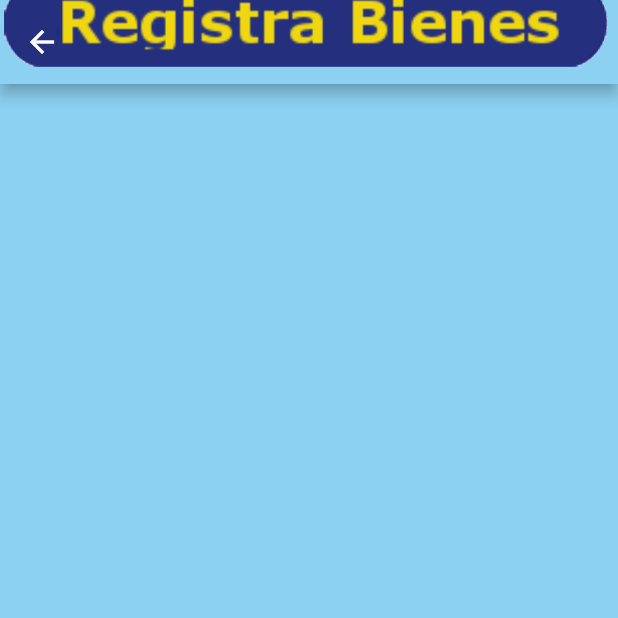
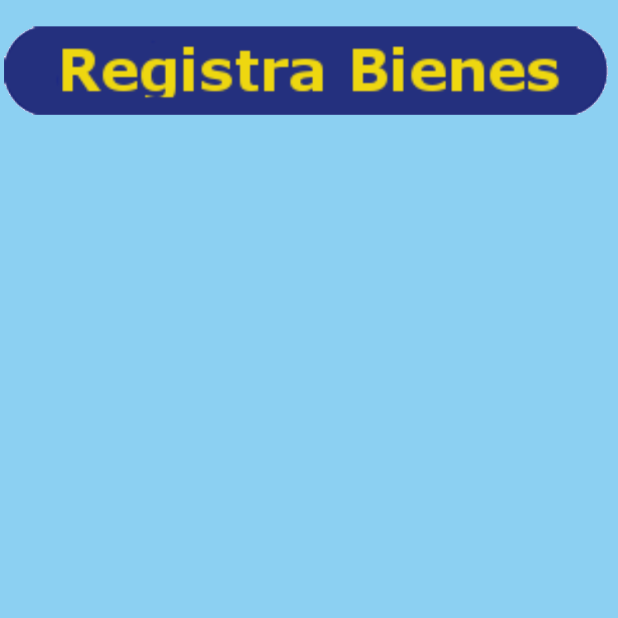
Before and after one commit to jsepulvedai1/Registralo, a Flutter app: the RegistrarBien screen opened directly, on a phone screen of 412 x 824 dp, the top half of it. Run offline on Flutter 3.47's test engine with Material 2 defaults, Android fonts, the light colour scheme and no system bars; our stand-ins replace carousel_pro, curved_navigation_bar, device_info, geolocator, local_auth, simple_animations and 1 more; missing offline and left inert: direct_select, imei_plugin; network calls fail; project files that could hold a hidden picture were left out.

Commit message:
cambios en navbarPostlogin

```diff
--- a/lib/src/pages/registrarBien.dart
+++ b/lib/src/pages/registrarBien.dart
@@ -6,23 +6,25 @@ class RegistrarBien  extends StatelessWidget {
       return Scaffold(
       backgroundColor: Color.fromRGBO(140, 208, 242, 1),
 
-      appBar: AppBar(
-
-          flexibleSpace: Image(
-          image: AssetImage('assets/registrarBien.png'),
-          fit: BoxFit.cover,
-          ),
-          backgroundColor: Color.fromRGBO(140, 208, 242, 1),
-
-
-      ),
       body: Container(
-
         child: Column(
           children: <Widget>[
-
+            _crearImagen(context),
           ],) ,
           )
     );
   }
+
+    Widget _crearImagen(BuildContext context) {
+    return Container(
+      width: double.infinity,
+      child: GestureDetector(
+        onTap: ()=> Navigator.pushNamed(context, 'scroll'),
+        child:
+        Image.asset('assets/registrarBien.png',height: 120.0,
+          fit: BoxFit.contain,),
+        ),
+      );
+
+  }
 }
```
Also changed, not shown: lib/src/pages/ContactoPostLogin.dart (+19 -2 lines), lib/src/pages/consultaBienPostLogin.dart (+13 -11 lines), lib/src/pages/misBienes.dart (+12 -12 lines), lib/src/pages/misDatos.dart (+19 -2 lines), assets/contactoPostLogin.png (added), assets/misdatos.png (added), lib/src/pages/principal.dart (line endings or trailing spaces).
